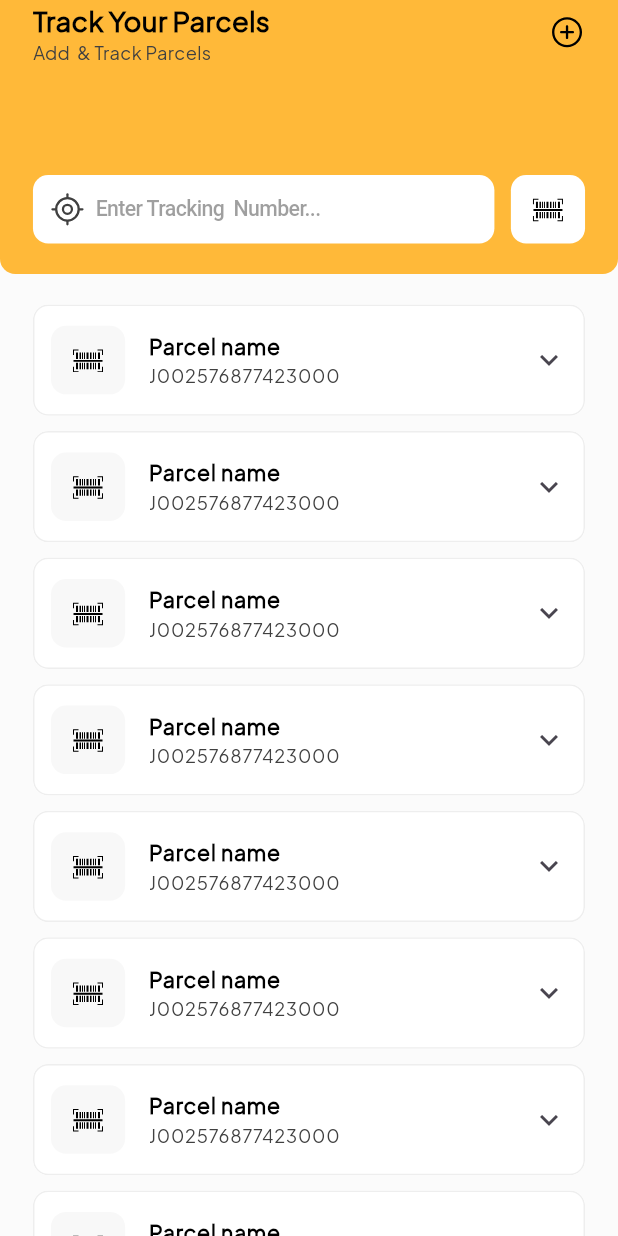
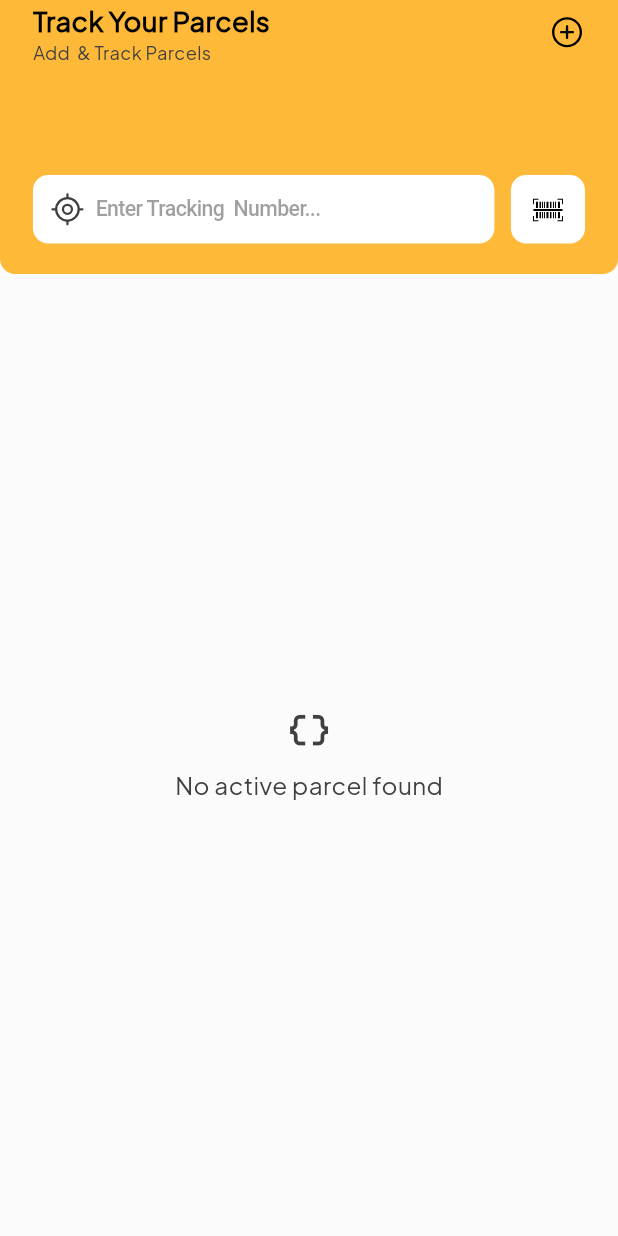
Before and after one commit to s0urav-hald3r/tracking_partner, a Flutter app: the HomeView screen opened directly, on a phone screen of 412 x 824 dp. Run offline on Flutter 3.47's test engine with Material 3 defaults, Android fonts, the phone set to English and light mode, and no system bars; our stand-ins replace animated_bottom_navigation_bar, animated_custom_dropdown, csv, dio, dotted_line, flutter_advanced_switch and 6 more; missing offline and left inert: qr_code_scanner; accounts and stored records are empty.

Commit message:
add new parcel to home screen with API

```diff
--- a/lib/components/home_view/parcel_card.dart
+++ b/lib/components/home_view/parcel_card.dart
@@ -1,12 +1,13 @@
-import 'package:flutter/cupertino.dart';
 import 'package:flutter/material.dart';
 import 'package:flutter_screenutil/flutter_screenutil.dart';
-import 'package:flutter_svg/flutter_svg.dart';
 import 'package:tracking_partner/config/constants.dart';
+import 'package:tracking_partner/config/navigation.dart';
+import 'package:tracking_partner/models/parcel_card_model.dart';
 import 'package:tracking_partner/views/track_parcel_view.dart';
 
 class ParcelCard extends StatelessWidget {
-  const ParcelCard({super.key});
+  final ParcelCardModel parcel;
+  const ParcelCard({super.key, required this.parcel});
 
   @override
   Widget build(BuildContext context) {
@@ -24,7 +25,10 @@ class ParcelCard extends StatelessWidget {
             color: const Color(0xFFF8F8F8),
           ),
           child: Center(
-            child: SvgPicture.asset(barcode),
+            child: Text(
+              parcel.packageIcon!,
+              style: TextStyle(fontSize: 20.sp),
+            ),
           ),
         ),
         shape: RoundedRectangleBorder(
@@ -37,16 +41,13 @@ class ParcelCard extends StatelessWidget {
         ),
         title: InkWell(
           onTap: () {
-            Navigator.push(
-              context,
-              CupertinoPageRoute(builder: (context) => const TrackParcelView()),
-            );
+            Navigation.push(const TrackParcelView());
           },
           child: Column(
             crossAxisAlignment: CrossAxisAlignment.start,
             children: [
               Text(
-                'Parcel name',
+                parcel.parcelName ?? 'Parcel name',
                 textAlign: TextAlign.center,
                 style: TextStyle(
                   fontSize: 14.sp,
@@ -55,7 +56,7 @@ class ParcelCard extends StatelessWidget {
                 ),
               ),
               Text(
-                'J002576877423000',
+                parcel.trackingNumber ?? 'J002576877423000',
                 textAlign: TextAlign.center,
                 style: TextStyle(
                   fontSize: 12.sp,
@@ -89,7 +90,7 @@ class ParcelCard extends StatelessWidget {
                     ),
                   ),
                   Text(
-                    'DHL Services',
+                    parcel.carrier ?? 'NA',
                     textAlign: TextAlign.center,
                     style: TextStyle(
                       fontSize: 12.sp,
@@ -112,7 +113,7 @@ class ParcelCard extends StatelessWidget {
                     ),
                   ),
                   Text(
-                    '2 3 Days',
+                    parcel.estimatedTime ?? 'NA',
                     textAlign: TextAlign.center,
                     style: TextStyle(
                       fontSize: 12.sp,
@@ -135,7 +136,7 @@ class ParcelCard extends StatelessWidget {
                     ),
                   ),
                   Text(
-                    'Processing',
+                    parcel.status ?? 'NA',
                     textAlign: TextAlign.center,
                     style: TextStyle(
                       fontSize: 12.sp,
--- a/lib/main.dart
+++ b/lib/main.dart
@@ -3,6 +3,7 @@ import 'package:flutter_screenutil/flutter_screenutil.dart';
 import 'package:get/get.dart';
 import 'package:get_storage/get_storage.dart';
 import 'package:tracking_partner/config/constants.dart';
+import 'package:tracking_partner/config/navigation.dart';
 import 'package:tracking_partner/controllers/dashboard_controller.dart';
 import 'package:tracking_partner/controllers/home_controller.dart';
 import 'package:tracking_partner/controllers/onboarding_controller.dart';
@@ -59,6 +60,7 @@ class MyApp extends StatelessWidget {
               ),
             ),
           ),
+          navigatorKey: Navigation.navigatorKey,
           home: LocalStorage.getData(isOnboardingDone, KeyType.BOOL)
               ? const DashboardView()
               : const OnboardingView(),
--- /dev/null
+++ b/lib/models/parcel_card_model.dart
@@ -0,0 +1,55 @@
+class ParcelCardModel {
+  ParcelCardModel({
+    required this.packageIcon,
+    required this.trackingNumber,
+    required this.carrier,
+    required this.parcelName,
+    this.estimatedTime,
+    this.status,
+  });
+
+  final String? packageIcon;
+  final String? trackingNumber;
+  final String? carrier;
+  final String? parcelName;
+  final String? estimatedTime;
+  final String? status;
+
+  ParcelCardModel copyWith({
+    String? packageIcon,
+    String? trackingNumber,
+    String? carrier,
+    String? parcelName,
+    String? estimatedTime,
+    String? status,
+  }) {
+    return ParcelCardModel(
+      packageIcon: packageIcon ?? this.packageIcon,
+      trackingNumber: trackingNumber ?? this.trackingNumber,
+      carrier: carrier ?? this.carrier,
+      parcelName: parcelName ?? this.parcelName,
+      estimatedTime: estimatedTime ?? this.estimatedTime,
+      status: status ?? this.status,
+    );
+  }
+
+  factory ParcelCardModel.fromJson(Map<String, dynamic> json) {
+    return ParcelCardModel(
+      packageIcon: json["packageIcon"],
+      trackingNumber: json["trackingNumber"],
+      carrier: json["carrier"],
+      parcelName: json["parcelName"],
+      estimatedTime: json["estimatedTime"],
+      status: json["status"],
+    );
+  }
+
+  Map<String, dynamic> toJson() => {
+        "packageIcon": packageIcon,
+        "trackingNumber": trackingNumber,
+        "carrier": carrier,
+        "parcelName": parcelName,
+        "estimatedTime": estimatedTime,
+        "status": status,
+      };
+}
--- a/lib/views/home_view.dart
+++ b/lib/views/home_view.dart
@@ -1,33 +1,65 @@
+import 'package:flutter/cupertino.dart';
 import 'package:flutter/material.dart';
 import 'package:flutter_screenutil/flutter_screenutil.dart';
+import 'package:get/get.dart';
 import 'package:tracking_partner/components/home_view/top_section.dart';
 import 'package:tracking_partner/components/home_view/parcel_card.dart';
+import 'package:tracking_partner/config/constants.dart';
+import 'package:tracking_partner/controllers/home_controller.dart';
 
-class HomeView extends StatefulWidget {
+class HomeView extends StatelessWidget {
   const HomeView({super.key});
 
   @override
-  State<HomeView> createState() => _HomeViewState();
-}
+  Widget build(BuildContext context) {
+    final controller = HomeController.instance;
 
-class _HomeViewState extends State<HomeView> {
-  @override
-  Widget build(BuildContext context) {
     return Scaffold(
-      body: Column(
+      body: Obx(
+        () => Column(
           children: [
             const TopSection(),
-          Expanded(
+            controller.isLoading
+                ? const Expanded(
+                    child: Center(
+                      child: CupertinoActivityIndicator(),
+                    ),
+                  )
+                : controller.parcelCardList.isEmpty
+                    ? Expanded(
+                        child: Column(
+                          mainAxisAlignment: MainAxisAlignment.center,
+                          children: [
+                            Icon(
+                              Icons.data_object_outlined,
+                              size: 30.sp,
+                              color: secondaryColor,
+                            ),
+                            SizedBox(height: 10.h),
+                            Text(
+                              'No active parcel found',
+                              style: TextStyle(
+                                fontSize: 16.sp,
+                                color: secondaryColor,
+                              ),
+                            ),
+                          ],
+                        ),
+                      )
+                    : Expanded(
                         child: ListView.builder(
-              itemCount: 15,
-              padding: EdgeInsets.symmetric(horizontal: 20.w, vertical: 10.h),
+                          itemCount: controller.parcelCardList.length,
+                          padding: EdgeInsets.symmetric(
+                              horizontal: 20.w, vertical: 10.h),
                           itemBuilder: (context, index) {
-                return const ParcelCard();
+                            return ParcelCard(
+                                parcel: controller.parcelCardList[index]);
                           },
                         ),
                       )
           ],
         ),
+      ),
     );
   }
 }
```
Also changed, not shown: lib/config/navigation.dart (added, +27 -0 lines), lib/controllers/home_controller.dart (+45 -0 lines), lib/utlis/popup.dart (added, +54 -0 lines), lib/views/new_parcel_view.dart (+16 -2 lines). Lines whose indentation alone changed are shown as unchanged.
